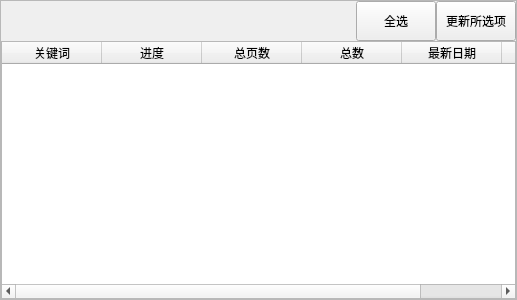
YUN-LJ/FrameFlow, file FrameFlow/pyside6_GUI/sub_ui/home/ui/RightWidget.ui: the form before one commit.
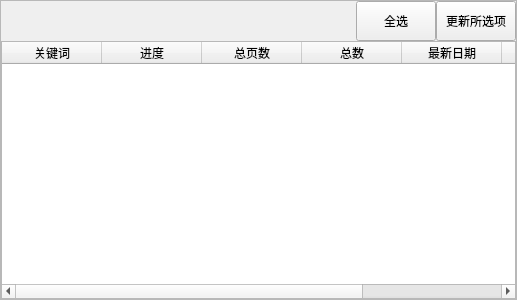
The form after the commit. The open tabs and pages were chosen to show the change.

```diff
--- a/FrameFlow/pyside6_GUI/sub_ui/home/ui/RightWidget.ui
+++ b/FrameFlow/pyside6_GUI/sub_ui/home/ui/RightWidget.ui
@@ -176,8 +176,8 @@
            <rect>
             <x>0</x>
             <y>0</y>
-            <width>172</width>
-            <height>98</height>
+            <width>515</width>
+            <height>298</height>
            </rect>
           </property>
           <layout class="QVBoxLayout" name="verticalLayout_2">
@@ -271,6 +271,11 @@
                <string>上次更新</string>
               </property>
              </column>
+             <column>
+              <property name="text">
+               <string>操作</string>
+              </property>
+             </column>
             </widget>
            </item>
           </layout>
```
